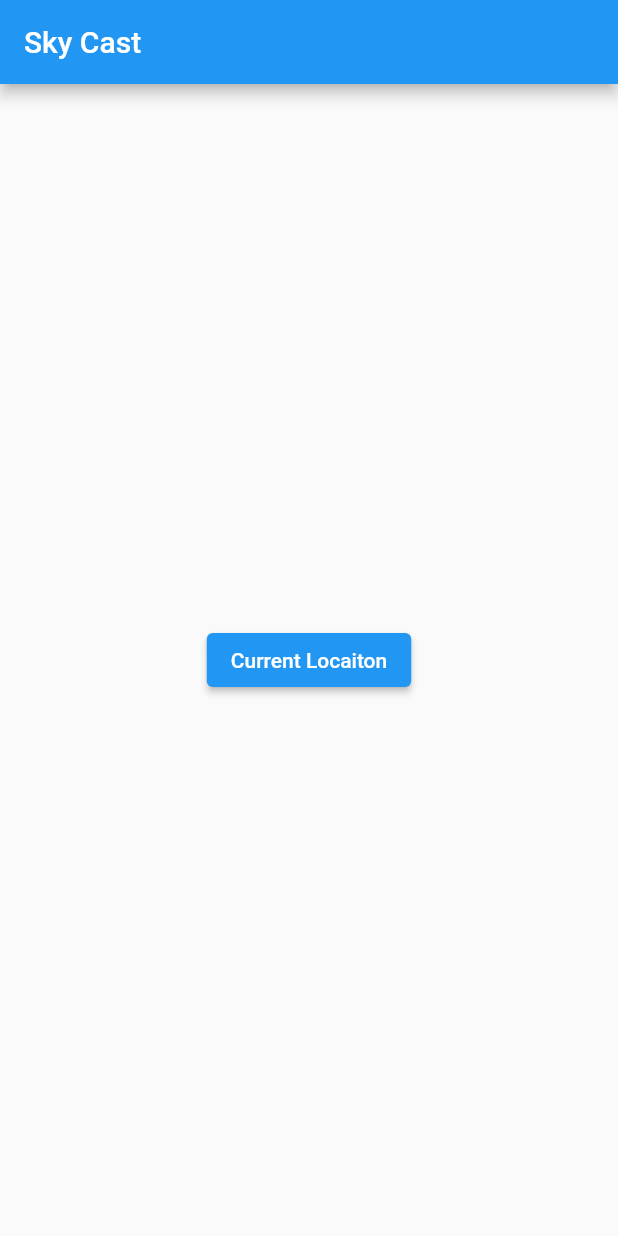
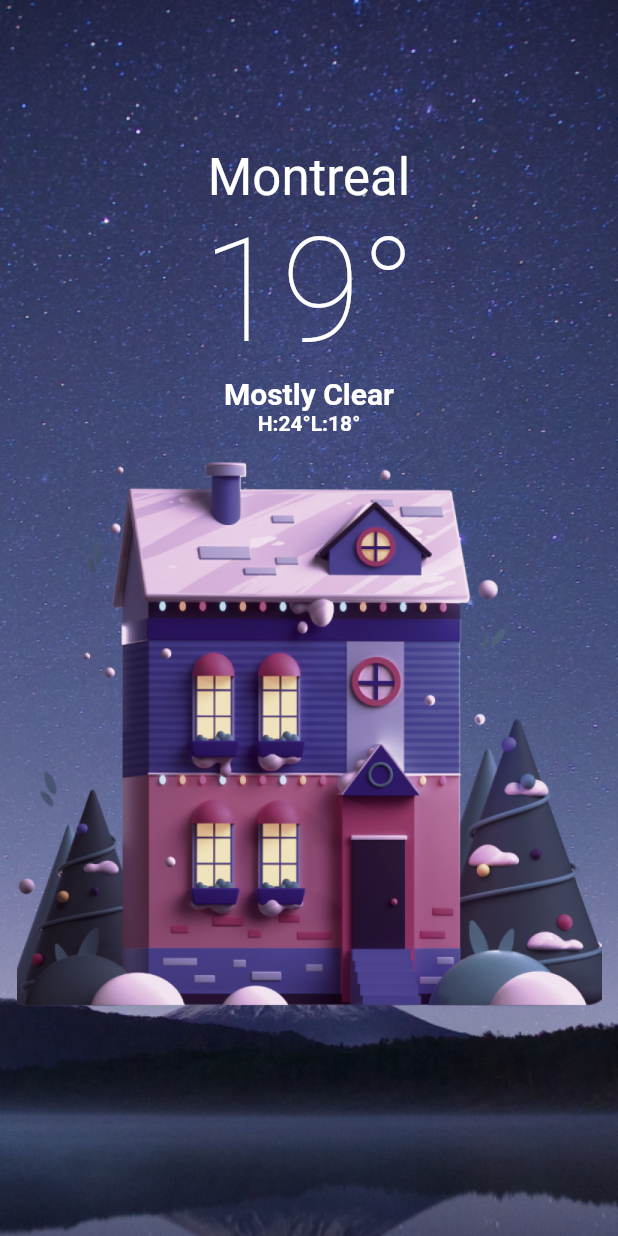
Before and after one commit to Bimal022/sky_cast, a Flutter app: the screen it shows after launch, on a phone screen of 412 x 824 dp. Run offline on Flutter 3.47's test engine with Material 2 defaults, Android fonts, the phone set to English and light mode, and no system bars; our stand-ins replace geolocator.

Commit message:
mainscreen created

```diff
--- a/lib/Screens/home_screen.dart
+++ b/lib/Screens/home_screen.dart
@@ -1,12 +1,7 @@
 // ignore_for_file: prefer_const_constructors
-
-import 'package:flutter/cupertino.dart';
 import 'package:flutter/material.dart';
 import 'package:sky_cast/Networking/weather_service.dart';
 import '../Networking/location_service.dart';
-import 'package:geolocator/geolocator.dart';
-import '../Networking/location_service.dart';
-
 class HomeScreen extends StatefulWidget {
   const HomeScreen({super.key});
 
--- /dev/null
+++ b/lib/Screens/main_screen.dart
@@ -0,0 +1,84 @@
+// ignore_for_file: prefer_const_constructors, prefer_const_literals_to_create_immutables
+
+import 'package:flutter/material.dart';
+
+class MainScreen extends StatelessWidget {
+  const MainScreen({super.key});
+
+  @override
+  Widget build(BuildContext context) {
+    return MaterialApp(
+      home: Scaffold(
+          body: Container(
+        decoration: const BoxDecoration(
+          color: Colors.purple,
+          image: DecorationImage(
+            image: ExactAssetImage('assets/images/background.png'),
+            fit: BoxFit.fill,
+          ),
+        ),
+        child: Column(
+          crossAxisAlignment: CrossAxisAlignment.stretch,
+          children: [
+            Container(
+              margin: EdgeInsets.fromLTRB(0, 98, 0, 12),
+              child: Column(
+                mainAxisAlignment: MainAxisAlignment.center,
+                children: [
+                  Text(
+                    "Montreal",
+                    style: TextStyle(
+                      // fontFamily: 'SF Pro Text',
+                      color: Colors.white,
+                      fontSize: 34,
+                    ),
+                  ),
+                  Text(
+                    "19°",
+                    style: TextStyle(
+                      // fontFamily: 'SF Pro Text',
+                      fontWeight:
+                          FontWeight.w100, // Specify the thin font weight
+                      color: Colors.white,
+                      fontSize: 96,
+                      letterSpacing: 0.37,
+                    ),
+                  ),
+                  Text(
+                    "Mostly Clear",
+                    style: TextStyle(
+                        color: Colors.white,
+                        fontSize: 20,
+                        fontWeight: FontWeight.bold),
+                  ),
+                  Row(
+                    mainAxisAlignment: MainAxisAlignment.center,
+                    children: [
+                      Text(
+                        "H:24°",
+                        style: TextStyle(
+                            color: Colors.white, fontWeight: FontWeight.bold),
+                      ),
+                      Text(
+                        "L:18°",
+                        style: TextStyle(
+                            color: Colors.white, fontWeight: FontWeight.bold),
+                      )
+                    ],
+                  ),
+                  Container(
+                    height: 390,
+                    width: 390,
+                    child: Image.asset(
+                      'assets/images/House.png',
+                    ),
+                  ),
+                ],
+              ),
+            ),
+          ],
+        ),
+      )),
+    );
+  }
+}
--- a/lib/main.dart
+++ b/lib/main.dart
@@ -1,7 +1,7 @@
 // ignore_for_file: prefer_const_constructors
 
 import 'package:flutter/material.dart';
-import 'package:sky_cast/Screens/home_screen.dart';
+import 'package:sky_cast/Screens/main_screen.dart';
 
 void main() {
   runApp(MyApp());
@@ -12,6 +12,6 @@ class MyApp extends StatelessWidget {
 
   @override
   Widget build(BuildContext context) {
-    return HomeScreen();
+    return MainScreen();
   }
 }
```
Also changed, not shown: pubspec.yaml (+10 -22 lines), assets/images/Home Indicator.png (added), assets/images/House.png (added), assets/images/background.png (added), lib/Screens/weekly_forcast_helper.dart (added).
